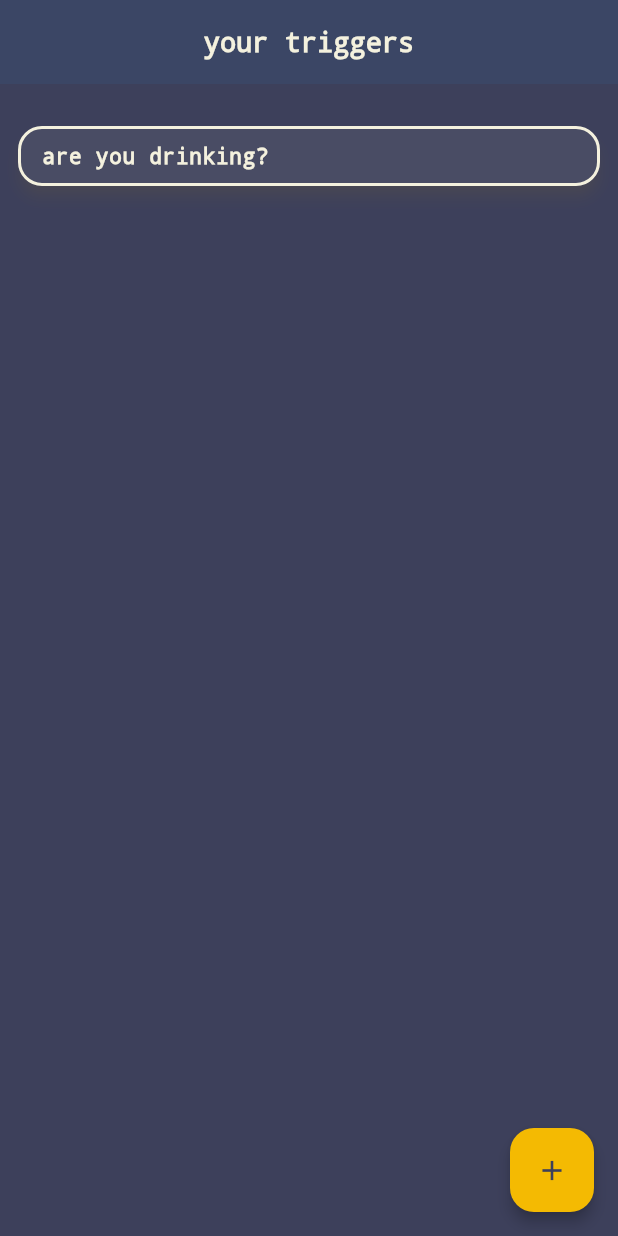
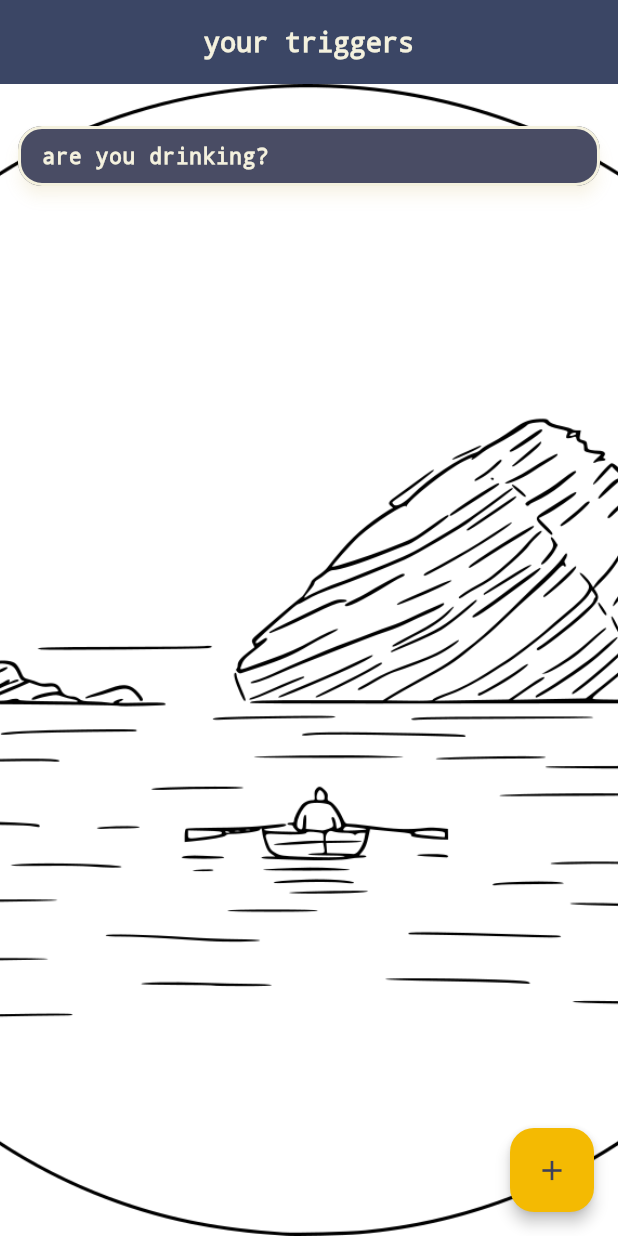
Before and after one commit to bernibra/habit_hijacker, a Flutter app: the screen it shows after launch, on a phone screen of 412 x 824 dp. Run offline on Flutter 3.47's test engine with Material 3 defaults, Android fonts, the phone set to English and light mode, and no system bars; our stand-ins replace audioplayers, confetti, fl_chart, flutter_svg, hive, hive_flutter and 1 more; accounts and stored records are empty.

Commit message:
Remove SVG background asset reference; use PNG only

```diff
--- a/lib/main.dart
+++ b/lib/main.dart
@@ -481,18 +481,8 @@ class _LandingPageState extends State<LandingPage> {
 
   @override
   Widget build(BuildContext context) {
-    return Stack(
-      children: [
-        // SVG background layer
-        Positioned.fill(
-          child: SvgPicture.asset(
-            'assets/background.svg',
-            fit: BoxFit.cover,
-            // Removed colorFilter for original SVG colors
-          ),
-        ),
-        Scaffold(
-          backgroundColor: cssBackground,
+    return Scaffold(
+      backgroundColor: Colors.transparent, // Make Scaffold transparent
       appBar: AppBar(
         title: Text('your triggers', style: TextStyle(fontFamily: cssMonoFont, fontSize: 18)),
         backgroundColor: cssBackground,
@@ -500,7 +490,17 @@ class _LandingPageState extends State<LandingPage> {
         foregroundColor: cssText,
         centerTitle: true,
       ),
-          body: ListView.builder(
+      body: Stack(
+        children: [
+          // PNG background layer
+          Positioned.fill(
+            child: Image.asset(
+              'assets/background.png',
+              fit: BoxFit.cover,
+            ),
+          ),
+          // Main content
+          ListView.builder(
             padding: const EdgeInsets.symmetric(vertical: 16, horizontal: 8),
             itemCount: _triggers.length,
             itemBuilder: (context, index) {
@@ -536,14 +536,6 @@ class _LandingPageState extends State<LandingPage> {
               );
             },
           ),
-          floatingActionButton: FloatingActionButton(
-            onPressed: _showAddTriggerDialog,
-            backgroundColor: cssAccent,
-            child: Icon(Icons.add, color: cssBackground, size: 22),
-            tooltip: 'Add Trigger',
-            elevation: 4,
-          ),
-        ),
           // Confetti widget overlay
           Align(
             alignment: Alignment.topCenter,
@@ -560,6 +552,14 @@ class _LandingPageState extends State<LandingPage> {
             ),
           ),
         ],
+      ),
+      floatingActionButton: FloatingActionButton(
+        onPressed: _showAddTriggerDialog,
+        backgroundColor: cssAccent,
+        child: Icon(Icons.add, color: cssBackground, size: 22),
+        tooltip: 'Add Trigger',
+        elevation: 4,
+      ),
     );
   }
 }
--- a/pubspec.yaml
+++ b/pubspec.yaml
@@ -67,7 +67,7 @@ flutter:
   # To add assets to your application, add an assets section, like this:
   assets:
     - assets/success.mp3
-    - assets/background.svg  # Add this line for the SVG background
+    - assets/background.png  # Add PNG background
   #   - images/a_dot_burr.jpeg
   #   - images/a_dot_ham.jpeg
 
```
Also changed, not shown: assets/background.png (added), assets/background.svg (deleted). Lines whose indentation alone changed are shown as unchanged.
